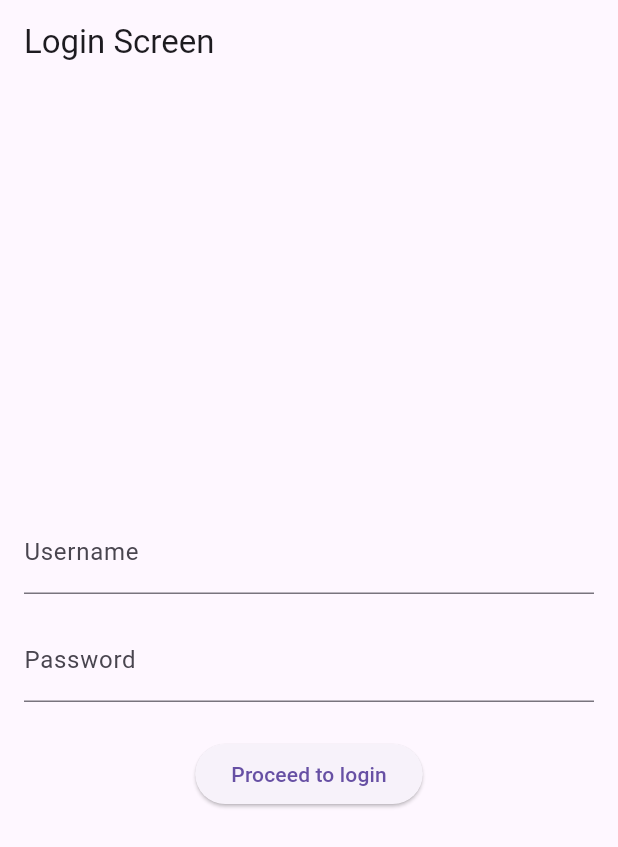
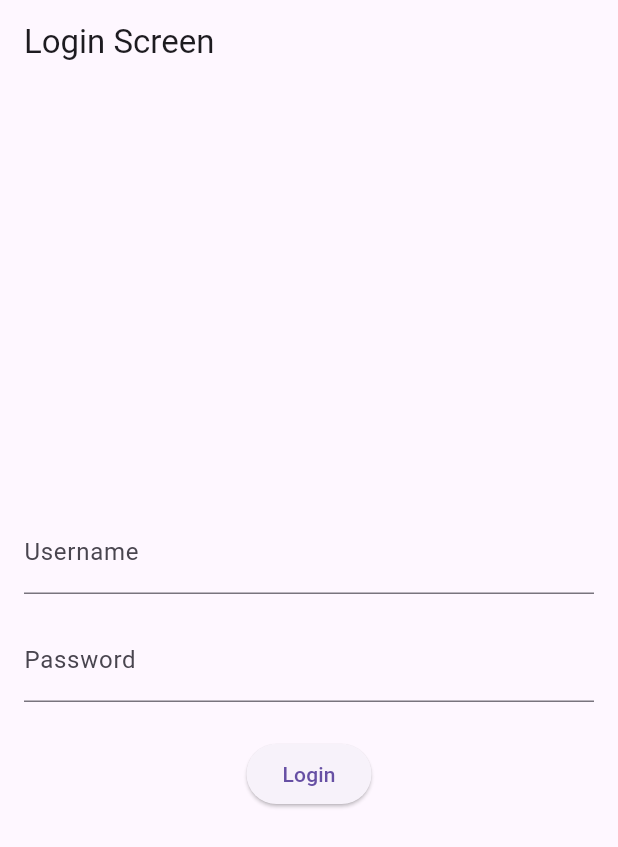
Before and after one commit to AshuMokale/news_app, a Flutter app: the screen it shows after launch, on a phone screen of 412 x 824 dp. Shown: the top 847 px of the screen. Run offline on Flutter 3.47's test engine with Material 3 defaults, Android fonts, the phone set to English and light mode, and no system bars.

Commit message:
Renamed login button

```diff
--- a/lib/main.dart
+++ b/lib/main.dart
@@ -53,7 +53,7 @@ class LoginScreen extends StatelessWidget {
                 // For simplicity, we are just printing the entered credentials
                 print('Username: $username, Password: $password');
               },
-              child: Text('Proceed to login'),
+              child: Text('Login'),
             ),
           ],
         ),
```
